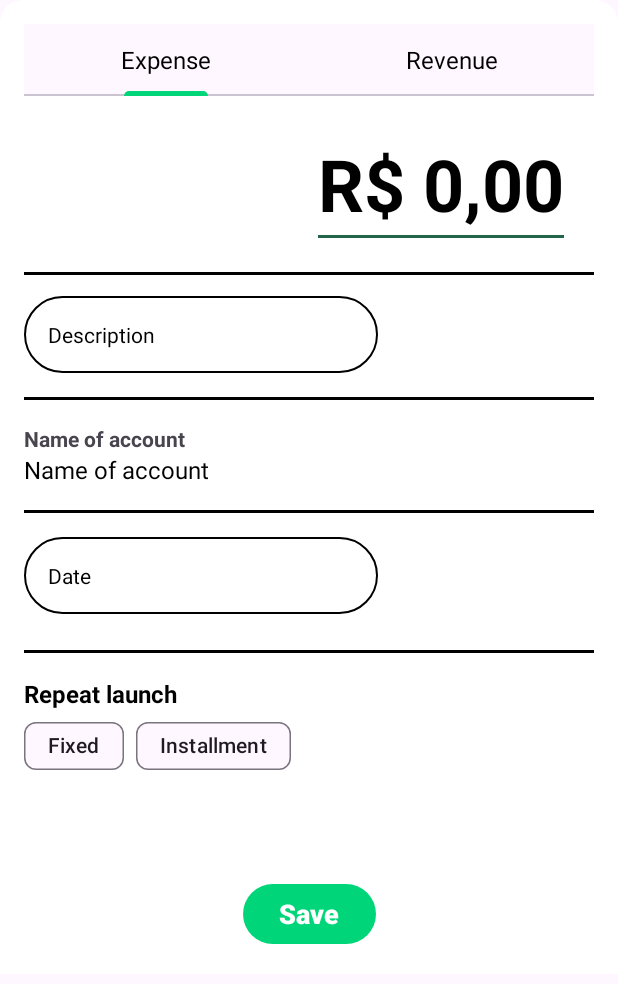
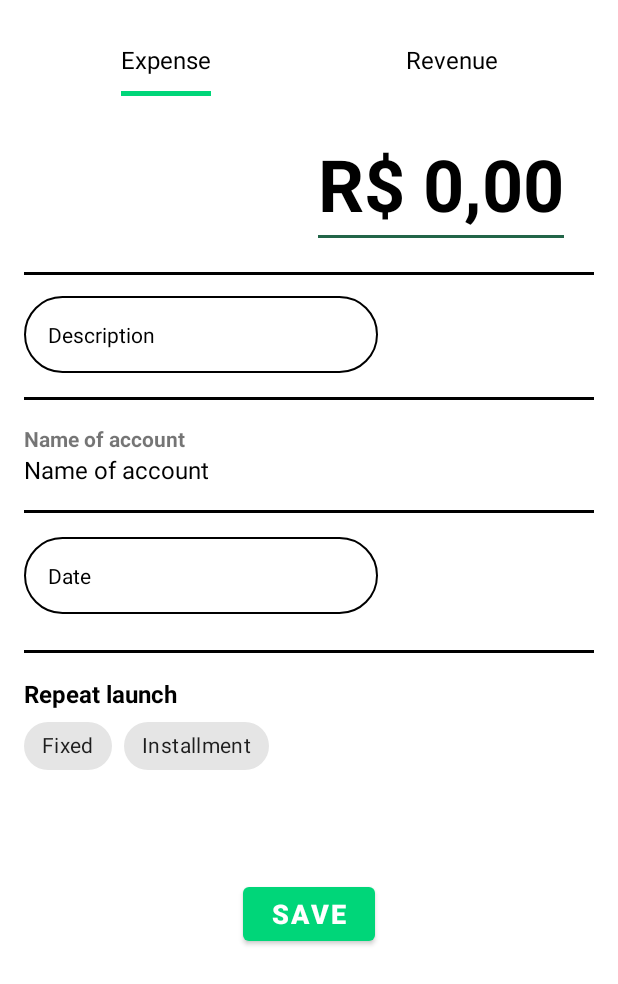
Before and after one commit to thiaagodev/Finn, an Android app: the layout transaction_form_bottom_sheet.xml on its own in the app's theme, with its tools: preview values and no code run, on a phone screen of 412 x 824 dp. Shown: the top 984 px of the screen. Run offline under Robolectric (Android 15) with nearby library versions, the phone set to English and light mode, and no system bars.

Commit message:
style adjusts

```diff
--- a/app/src/main/res/layout/transaction_form_bottom_sheet.xml
+++ b/app/src/main/res/layout/transaction_form_bottom_sheet.xml
@@ -69,11 +69,11 @@
             android:layout_marginEnd="144dp"
             android:background="@drawable/edit_text_background"
             android:hint="@string/description"
+            android:inputType="text"
             android:padding="16dp"
             android:textColor="@color/black"
             android:textColorHint="@color/black"
             android:textSize="14sp"
-            android:inputType="text"
             app:layout_constraintStart_toStartOf="parent"
             app:layout_constraintTop_toBottomOf="@id/edit_transaction_value" />
 
@@ -166,24 +166,21 @@
             android:layout_height="wrap_content"
             app:layout_constraintStart_toStartOf="parent"
             app:layout_constraintTop_toBottomOf="@+id/text_repeat_launch"
-            app:singleSelection="true"
-            >
+            app:singleSelection="true">
 
             <com.google.android.material.chip.Chip
                 android:id="@+id/chip_fixed"
                 android:layout_width="wrap_content"
                 android:layout_height="wrap_content"
                 android:text="@string/fixed"
-                android:textSize="14sp"
-                />
+                android:textSize="14sp" />
 
             <com.google.android.material.chip.Chip
                 android:id="@+id/chip_installment"
                 android:layout_width="wrap_content"
                 android:layout_height="wrap_content"
                 android:text="@string/installment"
-                android:textSize="14sp"
-                />
+                android:textSize="14sp" />
 
         </com.google.android.material.chip.ChipGroup>
 
@@ -191,15 +188,14 @@
             android:id="@+id/button_save_account"
             android:layout_width="wrap_content"
             android:layout_height="wrap_content"
+            android:layout_marginTop="64dp"
             android:text="@string/save"
             android:textColor="@color/white"
             android:textSize="18sp"
             android:textStyle="bold"
-            app:layout_constraintTop_toBottomOf="@id/chip_group"
+            app:layout_constraintEnd_toEndOf="parent"
             app:layout_constraintStart_toStartOf="parent"
-            app:layout_constraintEnd_toEndOf="parent"
-            android:layout_marginTop="64dp"
-            style="@style/Widget.Material3.Button"/>
+            app:layout_constraintTop_toBottomOf="@id/chip_group" />
 
     </androidx.constraintlayout.widget.ConstraintLayout>
 </ScrollView>
--- a/app/src/main/res/values-night/themes.xml
+++ b/app/src/main/res/values-night/themes.xml
@@ -1,6 +1,6 @@
 <resources xmlns:tools="http://schemas.android.com/tools">
     <!-- Base application theme. -->
-    <style name="Theme.Finn" parent="Theme.Material3.DayNight.NoActionBar">
+    <style name="Theme.Finn" parent="Theme.MaterialComponents.DayNight.NoActionBar">
         <!-- Primary brand color. -->
         <item name="colorPrimary">@color/light_green</item>
         <item name="colorPrimaryVariant">@color/dark_green</item>
--- a/app/src/main/res/values/themes.xml
+++ b/app/src/main/res/values/themes.xml
@@ -1,6 +1,6 @@
 <resources xmlns:tools="http://schemas.android.com/tools">
     <!-- Base application theme. -->
-    <style name="Theme.Finn" parent="Theme.Material3.Light.NoActionBar">
+    <style name="Theme.Finn" parent="Theme.MaterialComponents.Light.NoActionBar">
         <!-- Primary brand color. -->
         <item name="colorPrimary">@color/light_green</item>
         <item name="colorPrimaryVariant">@color/dark_green</item>
```
